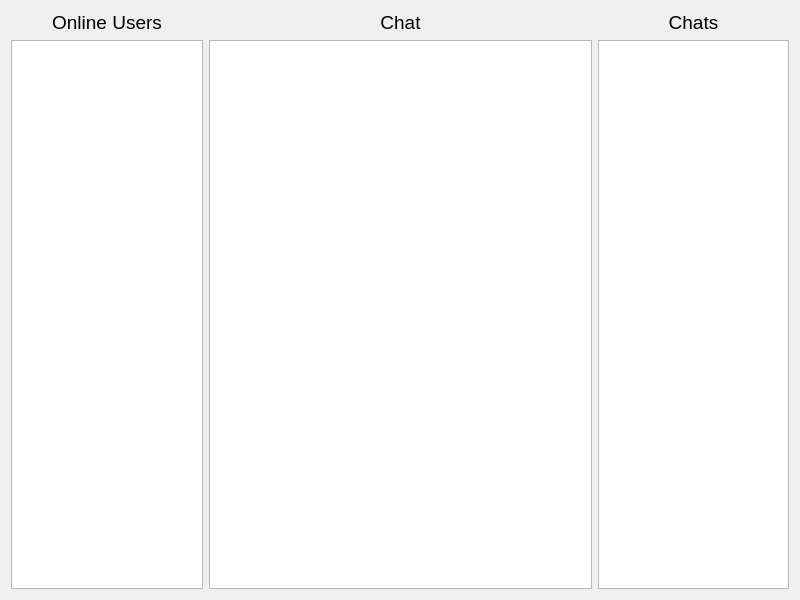
This is Server/server.ui in LesterEvSe/Messenger-Server as Qt 5 draws it before an edit. The edited form follows.
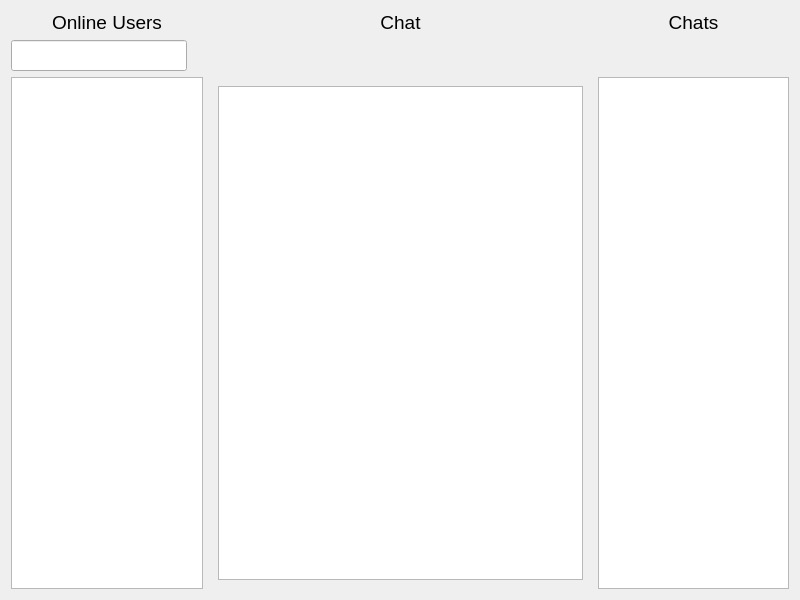
This is the edited form.

Commit message: Adding messages to the DB. GUI now as on the client side

The edit to the form file:
```diff
--- a/Server/server.ui
+++ b/Server/server.ui
@@ -71,6 +71,33 @@
      </item>
     </layout>
    </item>
+   <item>
+    <layout class="QHBoxLayout" name="horizontalLayout_3">
+     <item>
+      <widget class="QLineEdit" name="findUserLineEdit">
+       <property name="sizePolicy">
+        <sizepolicy hsizetype="Minimum" vsizetype="Fixed">
+         <horstretch>0</horstretch>
+         <verstretch>0</verstretch>
+        </sizepolicy>
+       </property>
+      </widget>
+     </item>
+     <item>
+      <spacer name="horizontalSpacer">
+       <property name="orientation">
+        <enum>Qt::Horizontal</enum>
+       </property>
+       <property name="sizeHint" stdset="0">
+        <size>
+         <width>40</width>
+         <height>20</height>
+        </size>
+       </property>
+      </spacer>
+     </item>
+    </layout>
+   </item>
    <item>
     <layout class="QHBoxLayout" name="horizontalLayout_2">
      <item>
@@ -84,13 +111,20 @@
       </widget>
      </item>
      <item>
-      <widget class="QListWidget" name="listWidget_2">
+      <widget class="QStackedWidget" name="stackedWidget">
        <property name="sizePolicy">
-        <sizepolicy hsizetype="Expanding" vsizetype="Expanding">
+        <sizepolicy hsizetype="Preferred" vsizetype="Preferred">
          <horstretch>2</horstretch>
          <verstretch>0</verstretch>
         </sizepolicy>
        </property>
+       <widget class="QWidget" name="user">
+        <layout class="QVBoxLayout" name="verticalLayout_2">
+         <item>
+          <widget class="QTextBrowser" name="textBrowser"/>
+         </item>
+        </layout>
+       </widget>
       </widget>
      </item>
      <item>
```
The commit also changes 5 other files.
